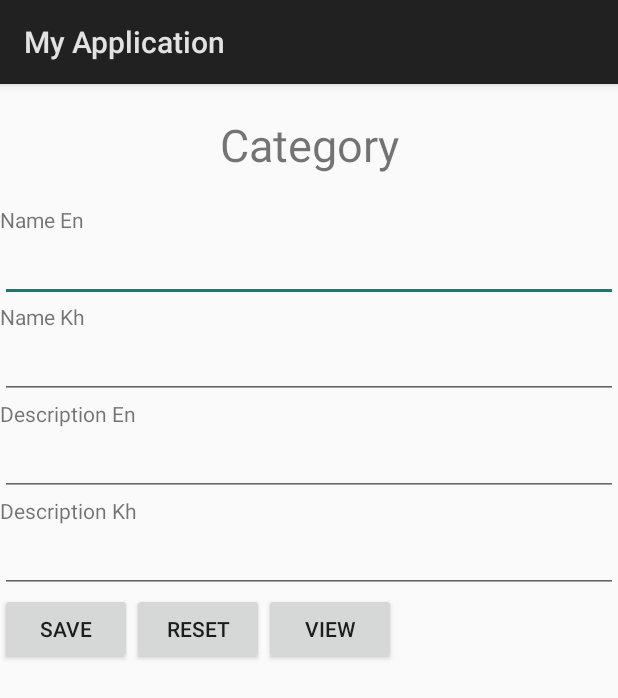
After one commit to chhaichivon/android-sqlite-app, an Android app: the CategoryActivity screen opened directly, with no data from a screen before it, on a phone screen of 412 x 824 dp. The commit adds this screen. Shown: the top 698 px of the screen. Run offline under Robolectric (Android 15) with nearby library versions, the phone set to English and light mode, and no system bars; 5 statements that could not run were skipped.

Commit message:
Save, FindById and FindAll Category

```diff
--- a/app/build.gradle
+++ b/app/build.gradle
@@ -1,11 +1,11 @@
 apply plugin: 'com.android.application'
 
 android {
-    compileSdkVersion 29
+    compileSdkVersion 28
     defaultConfig {
         applicationId "com.example.lenovo.myapplication"
         minSdkVersion 21
-        targetSdkVersion 29
+        targetSdkVersion 28
         versionCode 1
         versionName "1.0"
         testInstrumentationRunner "android.support.test.runner.AndroidJUnitRunner"
@@ -27,6 +27,8 @@ buildscript {
 dependencies {
     implementation fileTree(dir: 'libs', include: ['*.jar'])
     implementation 'com.android.support.constraint:constraint-layout:1.1.3'
+    //noinspection GradleCompatible
+    implementation 'com.android.support:appcompat-v7:28.+'
     testImplementation 'junit:junit:4.12'
     //noinspection GradleCompatible
     androidTestImplementation 'com.android.support.test:runner:1.0.2'
--- a/app/src/main/AndroidManifest.xml
+++ b/app/src/main/AndroidManifest.xml
@@ -11,6 +11,9 @@
         android:roundIcon="@mipmap/ic_launcher_round"
         android:supportsRtl="true"
         android:theme="@style/AppTheme">
+        <activity android:name=".ViewCategoryActivity"></activity>
+        <activity android:name=".ProductActivity" />
+        <activity android:name=".CategoryActivity" />
         <activity android:name=".MainActivity">
             <intent-filter>
                 <action android:name="android.intent.action.MAIN" />
@@ -19,5 +22,4 @@
             </intent-filter>
         </activity>
     </application>
-
 </manifest>
--- /dev/null
+++ b/app/src/main/java/com/example/lenovo/myapplication/CategoryActivity.java
@@ -0,0 +1,103 @@
+package com.example.lenovo.myapplication;
+
+import android.app.Activity;
+import android.app.AlertDialog;
+import android.content.Intent;
+import android.os.Bundle;
+import android.util.Log;
+import android.view.View;
+import android.widget.Button;
+import android.widget.EditText;
+
+import java.util.Date;
+import java.util.List;
+
+public class CategoryActivity extends Activity {
+
+
+    private EditText mNameEnEditText, mNameKhEditText, mDescEnEditText, mDescKhEditText;
+    private Button mSaveCategoryButton, mResetCategoryButton,mViewCategoryButton;
+
+    @Override
+    protected void onCreate(Bundle savedInstanceState) {
+        super.onCreate(savedInstanceState);
+        setContentView(R.layout.activity_category);
+
+        mNameEnEditText = findViewById(R.id.name_en_et);
+        mNameKhEditText = findViewById(R.id.name_kh_et);
+        mDescEnEditText = findViewById(R.id.desc_en_et);
+        mDescKhEditText = findViewById(R.id.desc_kh_et);
+
+        mSaveCategoryButton = findViewById(R.id.save_category_btn);
+        mResetCategoryButton = findViewById(R.id.reset_category_btn);
+        mViewCategoryButton = findViewById(R.id.view_category_btn);
+
+        SQLiteHelper.getInstance(getApplicationContext()).getWritableDatabase();
+
+        final CategoryService categoryService  = new CategoryService(getApplicationContext());
+
+        mSaveCategoryButton.setOnClickListener(new View.OnClickListener() {
+            @Override
+            public void onClick(View v) {
+                Category category = getCategory();
+                categoryService.onSave(category);
+            }
+        });
+
+        mResetCategoryButton.setOnClickListener(new View.OnClickListener() {
+            @Override
+            public void onClick(View v) {
+                onResetCategory();
+            }
+        });
+
+        mViewCategoryButton.setOnClickListener(new View.OnClickListener() {
+            @Override
+            public void onClick(View v) {
+                onViewCategory();
+            }
+        });
+
+        List<Category> categories  = categoryService.findAll();
+        for (Category category  : categories){
+            Log.d("Name en",category.getNameEn());
+            Log.d("Name kh",category.getNameEn());
+            Log.d("Desc en",category.getNameEn());
+            Log.d("Desc kh",category.getNameEn());
+        }
+
+    }
+
+    private Category getCategory(){
+        Category category = new Category();
+        category.setNameEn(mNameEnEditText.getText().toString());
+        category.setNameKh(mNameKhEditText.getText().toString());
+        category.setDescEn(mDescEnEditText.getText().toString());
+        category.setDescKh(mDescKhEditText.getText().toString());
+        category.setCreatedDate(new Date().toString());
+        category.setUpdatedDate(new Date().toString());
+        category.setStatus(Boolean.TRUE);
+        return category;
+    }
+
+
+    private void onResetCategory(){
+        mNameEnEditText.setText("");
+        mNameKhEditText.setText("");
+        mDescEnEditText.setText("");
+        mDescKhEditText.setText("");
+    }
+
+    private void onViewCategory(){
+
+        AlertDialog.Builder dlgAlert  = new AlertDialog.Builder(this);
+        dlgAlert.setMessage("This is an alert with no consequence");
+        dlgAlert.setTitle("App Title");
+        //dlgAlert.setPositiveButton("OK", null);
+        dlgAlert.setCancelable(true);
+        dlgAlert.create().show();
+
+        //Intent  intent = new Intent(getApplicationContext(),ViewCategoryActivity.class);
+        //startActivity(intent);
+    }
+}
--- /dev/null
+++ b/app/src/main/res/layout/activity_category.xml
@@ -0,0 +1,72 @@
+<?xml version="1.0" encoding="utf-8"?>
+<LinearLayout xmlns:android="http://schemas.android.com/apk/res/android"
+    xmlns:app="http://schemas.android.com/apk/res-auto"
+    xmlns:tools="http://schemas.android.com/tools"
+    android:layout_width="match_parent"
+    android:layout_height="match_parent"
+    android:orientation="vertical"
+    tools:context=".CategoryActivity">
+
+    <TextView
+        android:text="Category"
+        android:gravity="center"
+        android:textSize="30dp"
+        android:layout_width="match_parent"
+        android:layout_height="wrap_content"
+        android:layout_marginTop="20dp"
+        android:layout_marginBottom="20dp"/>
+    <TextView
+        android:text="Name En"
+        android:layout_width="match_parent"
+        android:layout_height="wrap_content" />
+    <EditText
+        android:id="@+id/name_en_et"
+        android:layout_width="match_parent"
+        android:layout_height="wrap_content" />
+    <TextView
+        android:text="Name Kh"
+        android:layout_width="match_parent"
+        android:layout_height="wrap_content" />
+    <EditText
+        android:id="@+id/name_kh_et"
+        android:layout_width="match_parent"
+        android:layout_height="wrap_content" />
+    <TextView
+        android:text="Description En"
+        android:layout_width="match_parent"
+        android:layout_height="wrap_content" />
+    <EditText
+        android:id="@+id/desc_en_et"
+        android:layout_width="match_parent"
+        android:layout_height="wrap_content" />
+    <TextView
+        android:text="Description Kh"
+        android:layout_width="match_parent"
+        android:layout_height="wrap_content" />
+    <EditText
+        android:id="@+id/desc_kh_et"
+        android:layout_width="match_parent"
+        android:layout_height="wrap_content" />
+
+    <LinearLayout
+        android:orientation="horizontal"
+        android:layout_width="match_parent"
+        android:layout_height="wrap_content">
+        <Button
+            android:text="Save"
+            android:id="@+id/save_category_btn"
+            android:layout_width="wrap_content"
+            android:layout_height="wrap_content" />
+        <Button
+            android:text="Reset"
+            android:id="@+id/reset_category_btn"
+            android:layout_width="wrap_content"
+            android:layout_height="wrap_content" />
+        <Button
+            android:text="View"
+            android:id="@+id/view_category_btn"
+            android:layout_width="wrap_content"
+            android:layout_height="wrap_content" />
+    </LinearLayout>
+
+</LinearLayout>
```
Also changed, not shown: app/src/main/java/com/example/lenovo/myapplication/AbstractEntity.java (+6 -6 lines), app/src/main/java/com/example/lenovo/myapplication/Category.java (+4 -4 lines), app/src/main/java/com/example/lenovo/myapplication/CategoryService.java (+59 -2 lines), app/src/main/java/com/example/lenovo/myapplication/DateUtils.java (added, +45 -0 lines), app/src/main/java/com/example/lenovo/myapplication/MainActivity.java (+31 -23 lines), app/src/main/java/com/example/lenovo/myapplication/Product.java (+4 -4 lines), app/src/main/java/com/example/lenovo/myapplication/ProductActivity.java (added, +13 -0 lines), app/src/main/java/com/example/lenovo/myapplication/ViewCategoryActivity.java (added, +14 -0 lines), app/src/main/res/layout/activity_product.xml (added, +9 -0 lines), app/src/main/res/layout/activity_view_category.xml (added, +9 -0 lines).
